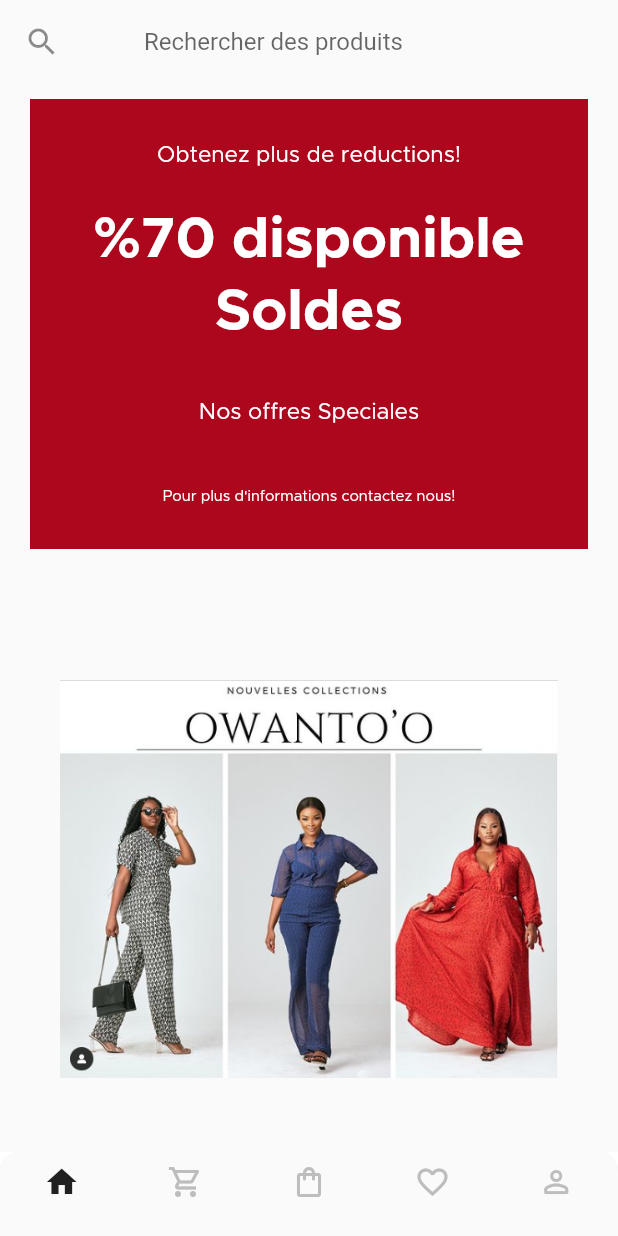
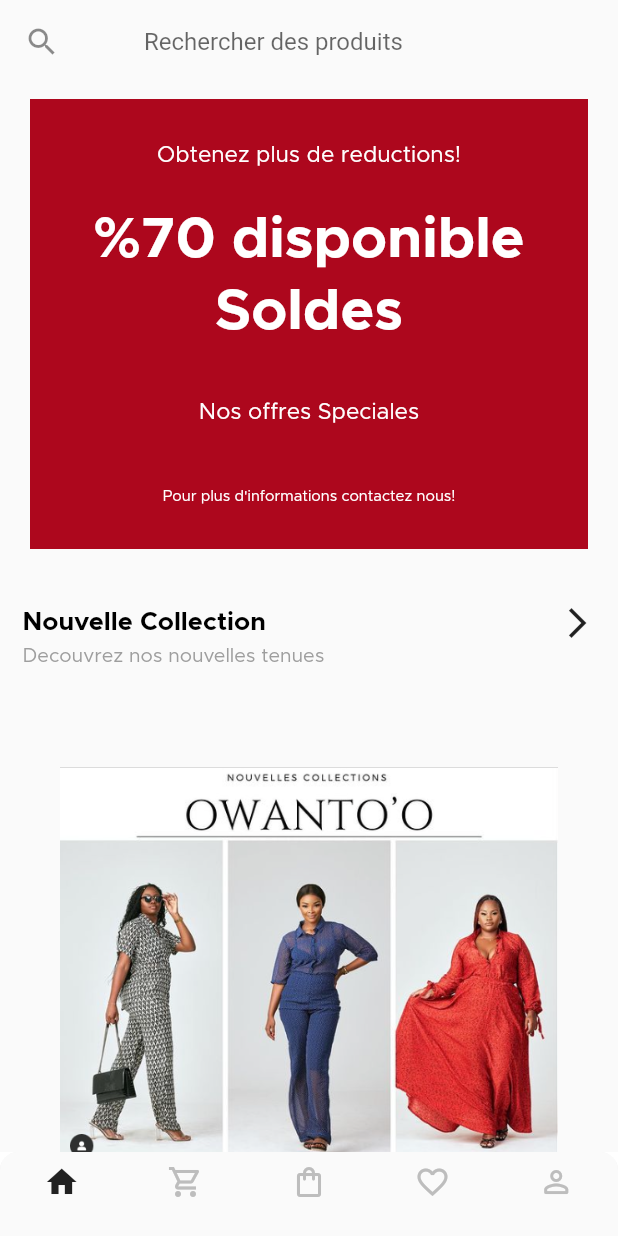
Before and after one commit to JordyHers/Owanto_e-commerce, a Flutter app: the screen it shows after launch, on a phone screen of 412 x 824 dp. Run offline on Flutter 3.47's test engine with Material 2 defaults, Android fonts, the phone set to English and light mode, and no system bars; our stand-ins replace badges, carousel_slider, flutter_rating_bar, flutter_svg, fluttertoast, page_transition.

Commit message:
Sample pages completed

```diff
--- a/lib/src/view/screen/favorite_tab.dart
+++ b/lib/src/view/screen/favorite_tab.dart
@@ -10,7 +10,7 @@
       print(element.isLike);
     });
     return SafeArea(
-      child: Container(child: Center(child: Text(" Aucun produit disponible !"))
+      child: Center(child: Text(" Aucun produit disponible !")
           // child: FavoriteScroll(),
           ),
     );
--- a/lib/src/view/screen/home_tab.dart
+++ b/lib/src/view/screen/home_tab.dart
@@ -1,7 +1,9 @@
 import 'package:flutter/material.dart';
 import 'package:owanto_app/src/view/screen/widgets/ow_articles_titles_section.dart';
 import 'package:owanto_app/src/view/screen/widgets/ow_collection_image_section.dart';
+import 'package:owanto_app/src/view/screen/widgets/ow_header_title.dart';
 import 'package:owanto_app/src/view/screen/widgets/ow_main_image_section.dart';
+import 'package:owanto_app/src/view/screen/widgets/ow_popular_section.dart';
 
 import 'component/ow_search_bar/ow_search_bar.dart';
 
@@ -22,11 +24,16 @@
               const CustomSearchBar(),
               MainImageSection(),
               const SizedBox(height: 10),
+              HeaderBody(
+                  title: "Nouvelle Collection",
+                  description: "Decouvrez nos nouvelles tenues "),
               CollectionImageSection(),
               const SizedBox(height: 10),
               ArticlesTitlesSection(),
-              //  BodyPage(),
-              // HeaderPage(),
+              HeaderBody(
+                  title: "Populaire",
+                  description: "Decouvrez les plus populaires "),
+              PopularSection(),
               const SizedBox(height: 200)
             ],
           ),
--- /dev/null
+++ b/lib/src/view/screen/widgets/ow_header_title.dart
@@ -0,0 +1,47 @@
+import 'package:flutter/material.dart';
+import 'package:owanto_app/src/const/app_font.dart';
+
+class HeaderBody extends StatelessWidget {
+  final String title;
+  final String description;
+
+  const HeaderBody({Key? key, required this.title, required this.description})
+      : super(key: key);
+
+  @override
+  Widget build(BuildContext context) {
+    return Padding(
+      padding: EdgeInsets.symmetric(horizontal: 15),
+      child: Row(
+        children: [
+          Column(
+            crossAxisAlignment: CrossAxisAlignment.start,
+            children: <Widget>[
+              const SizedBox(height: 20),
+              Text(
+                title,
+                style: AppFont.bold.copyWith(
+                  fontSize: 17,
+                  fontWeight: FontWeight.bold,
+                ),
+              ),
+              SizedBox(
+                height: 8,
+              ),
+              Text(
+                description,
+                style: AppFont.regular.copyWith(
+                  fontSize: 13,
+                  color: Colors.grey,
+                  fontWeight: FontWeight.normal,
+                ),
+              ),
+            ],
+          ),
+          Spacer(),
+          Icon(Icons.arrow_forward_ios)
+        ],
+      ),
+    );
+  }
+}
```
Also changed, not shown: lib/src/view/screen/widgets/ow_articles_titles_section.dart (+6 -6 lines), lib/src/view/screen/widgets/ow_popular_section.dart (added, +34 -0 lines), assets/owanto/model_0.png (added), assets/owanto/model_1.png (added), assets/owanto/model_2.png (added), assets/owanto/model_3.png (added), assets/owanto/model_4.png (added), 4 other files.
